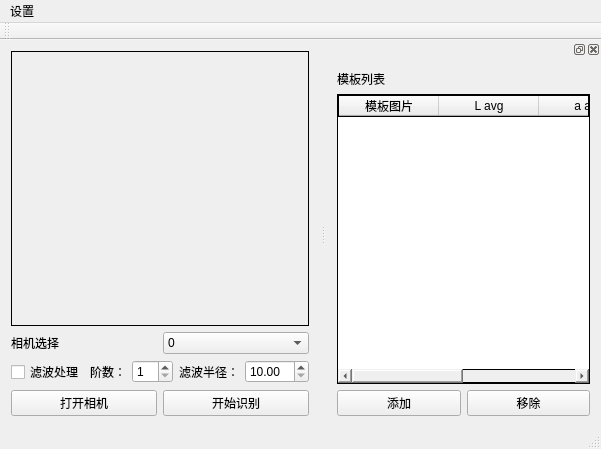
Before: the Qt Designer form mainwindow.ui in flying0503/Wood_Identification, drawn with Qt 5.
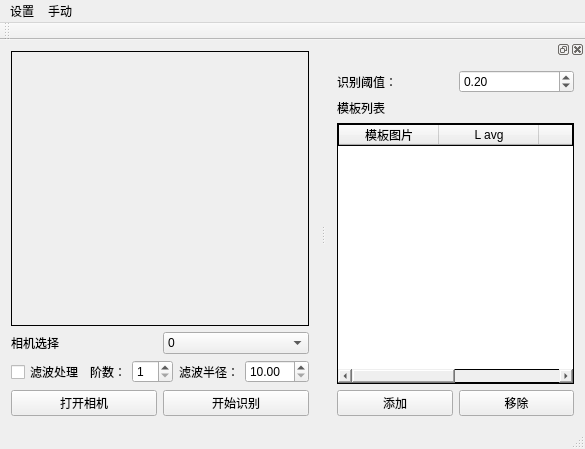
After: the same form once the commit is applied. Custom widgets are drawn as their Qt base class.

Commit message: 手动测试完成版

Diff of the .ui file:
```diff
--- a/mainwindow.ui
+++ b/mainwindow.ui
@@ -6,7 +6,7 @@
    <rect>
     <x>0</x>
     <y>0</y>
-    <width>601</width>
+    <width>585</width>
     <height>449</height>
    </rect>
   </property>
@@ -157,7 +157,7 @@
     <rect>
      <x>0</x>
      <y>0</y>
-     <width>601</width>
+     <width>585</width>
      <height>23</height>
     </rect>
    </property>
@@ -167,7 +167,14 @@
     </property>
     <addaction name="Adjust_Settings"/>
    </widget>
+   <widget class="QMenu" name="menu_2">
+    <property name="title">
+     <string>手动</string>
+    </property>
+    <addaction name="Load_Img"/>
+   </widget>
    <addaction name="menu"/>
+   <addaction name="menu_2"/>
   </widget>
   <widget class="QToolBar" name="mainToolBar">
    <attribute name="toolBarArea">
@@ -184,6 +191,27 @@
    </attribute>
    <widget class="QWidget" name="dockWidgetContents">
     <layout class="QVBoxLayout" name="verticalLayout">
+     <item>
+      <layout class="QHBoxLayout" name="horizontalLayout_5">
+       <item>
+        <widget class="QLabel" name="label_5">
+         <property name="text">
+          <string>识别阈值：</string>
+         </property>
+        </widget>
+       </item>
+       <item>
+        <widget class="QDoubleSpinBox" name="Ide_threshold">
+         <property name="maximum">
+          <double>3.000000000000000</double>
+         </property>
+         <property name="value">
+          <double>0.200000000000000</double>
+         </property>
+        </widget>
+       </item>
+      </layout>
+     </item>
      <item>
       <widget class="QLabel" name="label">
        <property name="text">
```
Left out of the diff: 5 changed lines with no effect on the pictures. The commit also changes 4 other files.
